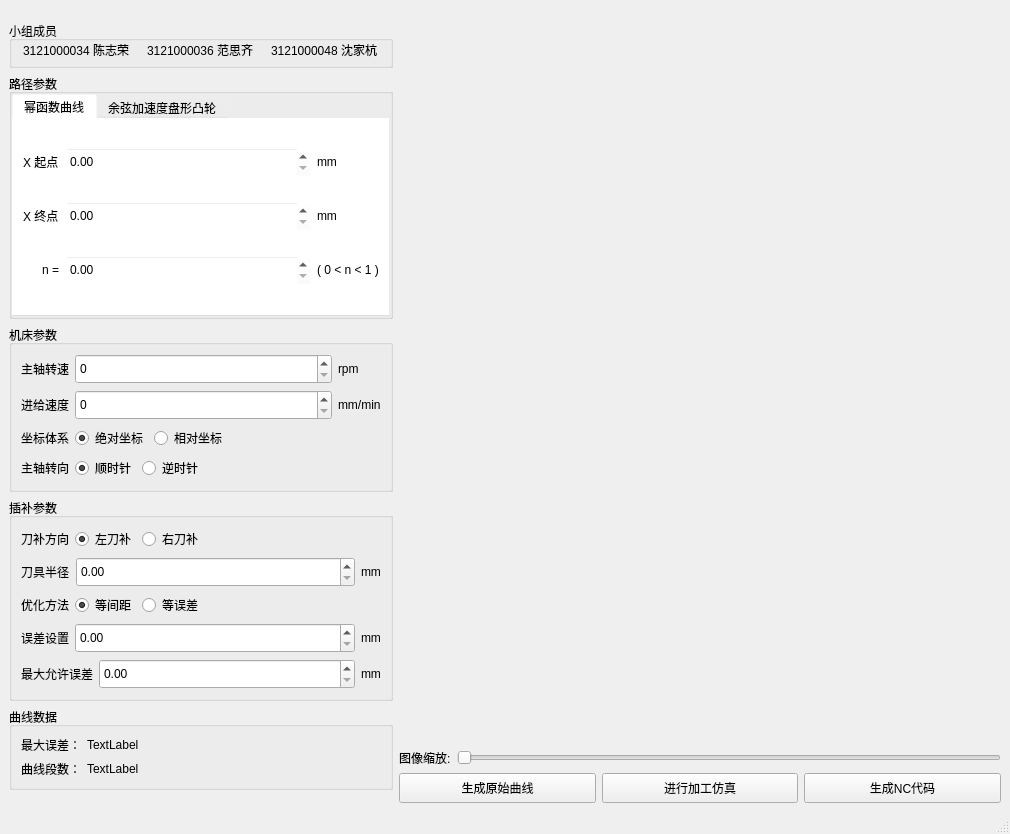
The window that mainwindow.ui (Calendula47/NC) describes before a commit, drawn with Qt 5.
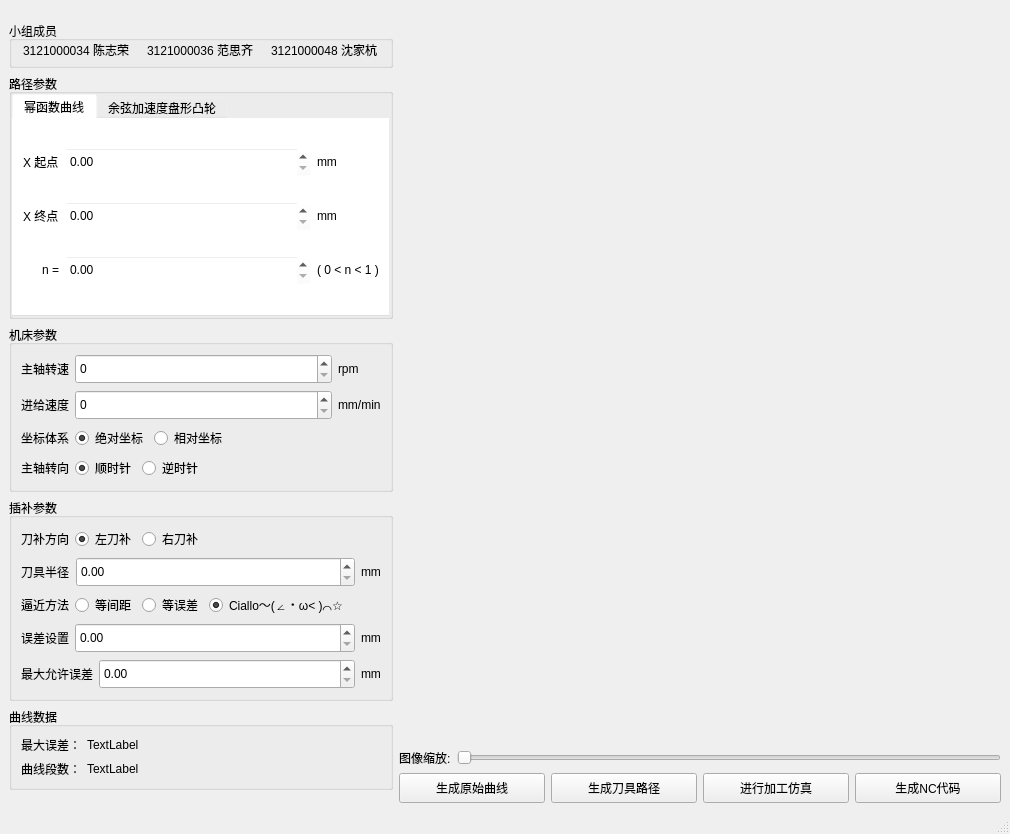
The same window after the commit. The open tabs and pages were chosen to show the change.

What changed in the file:
```diff
--- a/mainwindow.ui
+++ b/mainwindow.ui
@@ -585,6 +585,19 @@
             </property>
            </widget>
           </item>
+          <item>
+           <widget class="QPushButton" name="shengchengdaojulujing">
+            <property name="minimumSize">
+             <size>
+              <width>120</width>
+              <height>30</height>
+             </size>
+            </property>
+            <property name="text">
+             <string>生成刀具路径</string>
+            </property>
+           </widget>
+          </item>
           <item>
            <widget class="QPushButton" name="jinxingfangzhen">
             <property name="minimumSize">
@@ -1013,7 +1026,7 @@
                 </sizepolicy>
                </property>
                <property name="text">
-                <string>优化方法</string>
+                <string>逼近方法</string>
                </property>
               </widget>
              </item>
@@ -1029,7 +1042,7 @@
                 <string>等间距</string>
                </property>
                <property name="checked">
-                <bool>true</bool>
+                <bool>false</bool>
                </property>
               </widget>
              </item>
@@ -1046,6 +1059,22 @@
                </property>
               </widget>
              </item>
+             <item>
+              <widget class="QRadioButton" name="bijinfangfa">
+               <property name="sizePolicy">
+                <sizepolicy hsizetype="Fixed" vsizetype="Fixed">
+                 <horstretch>0</horstretch>
+                 <verstretch>0</verstretch>
+                </sizepolicy>
+               </property>
+               <property name="text">
+                <string>Ciallo～(∠・ω&lt; )⌒☆</string>
+               </property>
+               <property name="checked">
+                <bool>true</bool>
+               </property>
+              </widget>
+             </item>
             </layout>
            </widget>
           </item>
```
Left out of the diff: 44 changed lines with no effect on the pictures.
